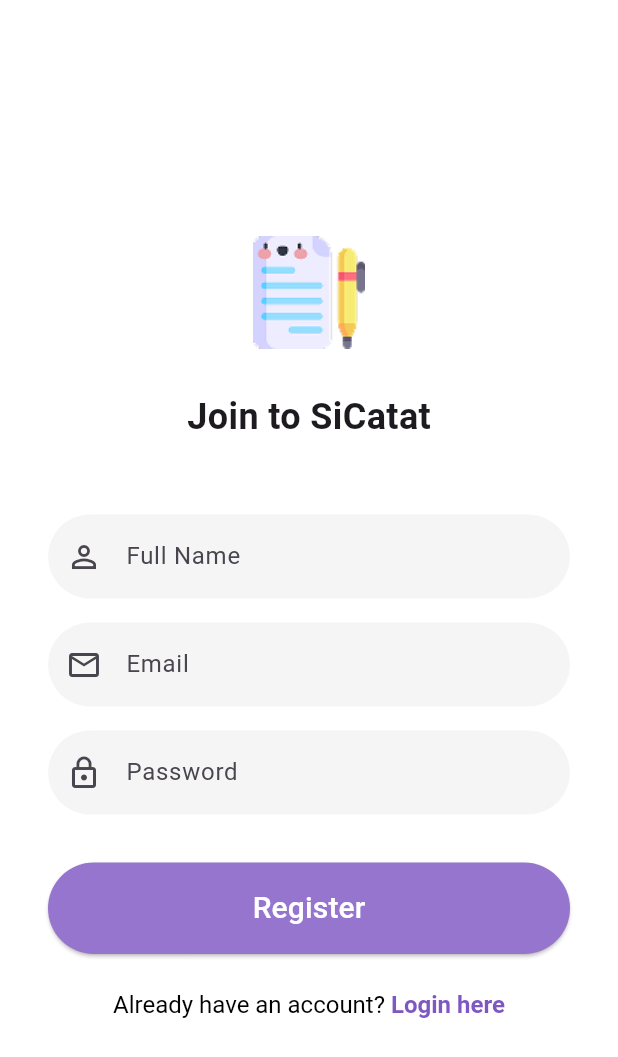
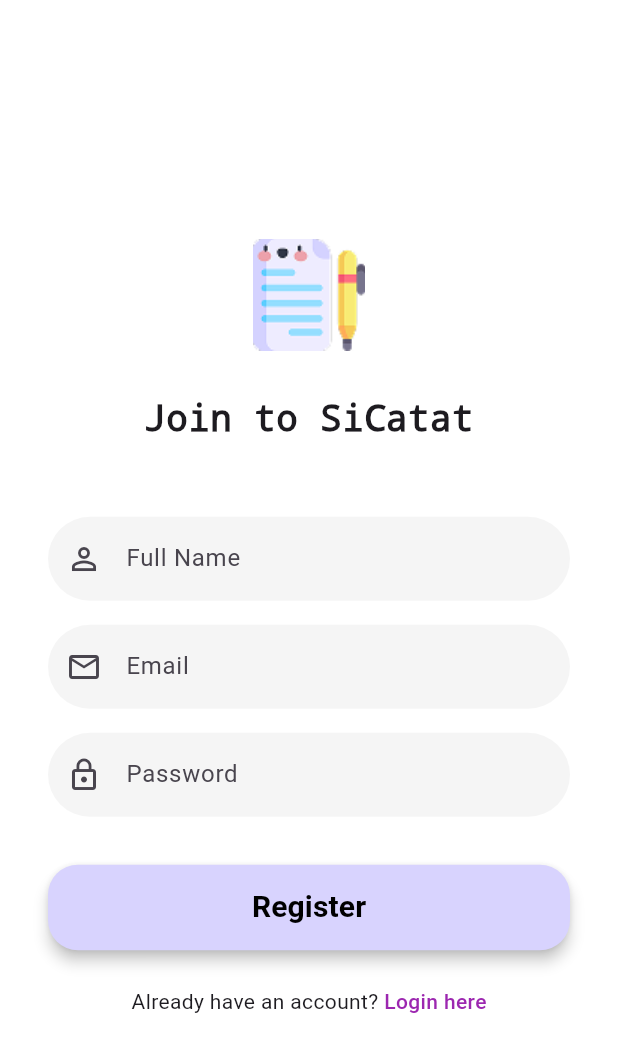
Before and after one commit to amaliartnaa/FP-Teknologi-Berkembang, a Flutter app: the RegisterPage screen opened directly with empty values, on a phone screen of 412 x 824 dp. Shown: the top 1057 px of the screen. Run offline on Flutter 3.47's test engine with Material 3 defaults, Android fonts, the phone set to English and light mode, and no system bars.

Commit message:
feat: modify splash, login, and register page

```diff
--- a/lib/screens/register_page.dart
+++ b/lib/screens/register_page.dart
@@ -79,6 +79,7 @@ class _RegisterPageState extends State<RegisterPage> {
                   style: TextStyle(
                     fontSize: 24,
                     fontWeight: FontWeight.bold,
+                    fontFamily: 'monospace'
                   ),
                 ),
                 const SizedBox(height: 48),
@@ -122,34 +123,44 @@ class _RegisterPageState extends State<RegisterPage> {
                   child: ElevatedButton(
                     onPressed: _register,
                     style: ElevatedButton.styleFrom(
-                      shape: const StadiumBorder(),
-                      padding: const EdgeInsets.symmetric(vertical: 16),
-                      backgroundColor: Colors.deepPurple.shade300,
+                      backgroundColor: const Color(0xFFD8D3FE),
+                      elevation: 4,
+                      padding: const EdgeInsets.symmetric(vertical: 14),
+                      shape: RoundedRectangleBorder(
+                        borderRadius: BorderRadius.circular(20),
+                      ),
                     ),
                     child: const Text(
                       'Register',
-                      style: TextStyle(fontSize: 20, color: Colors.white),
+                      style: TextStyle(
+                          color: Colors.black,
+                          fontWeight: FontWeight.bold,
+                          fontSize: 20
+                      ),
                     ),
                   ),
                 ),
                 const SizedBox(height: 24),
-                RichText(
-                  text: TextSpan(
-                    style: const TextStyle(color: Colors.black, fontSize: 16),
-                    children: <TextSpan>[
-                      const TextSpan(text: 'Already have an account? '),
-                      TextSpan(
-                          text: 'Login here',
-                          style: TextStyle(
-                            color: Colors.deepPurple.shade400,
-                            fontWeight: FontWeight.bold,
-                          ),
-                          recognizer: TapGestureRecognizer()
-                            ..onTap = () {
-                              Navigator.pop(context);
-                            }),
-                    ],
-                  ),
+                Row(
+                  mainAxisAlignment: MainAxisAlignment.center,
+                  children: [
+                    const Text("Already have an account? "),
+                    GestureDetector(
+                      onTap: () {
+                        Navigator.pushReplacement(
+                          context,
+                          MaterialPageRoute(builder: (_) => LoginPage(themeNotifier: widget.themeNotifier),),
+                        );
+                      },
+                      child: const Text(
+                        'Login here',
+                        style: TextStyle(
+                          color: Colors.purple,
+                          fontWeight: FontWeight.w500,
+                        ),
+                      ),
+                    ),
+                  ],
                 ),
               ],
             ),
--- a/lib/screens/splash_screen.dart
+++ b/lib/screens/splash_screen.dart
@@ -53,8 +53,9 @@ class _SplashScreenState extends State<SplashScreen> {
               'SiCatat',
               style: TextStyle(
                 fontSize: 24,
-                fontWeight: FontWeight.normal,
+                fontWeight: FontWeight.bold,
                 color: Colors.black87,
+                fontFamily: 'monospace'
               ),
             ),
           ],
```
Also changed, not shown: lib/screens/login_page.dart (+29 -26 lines), pubspec.lock, 125 other files.
